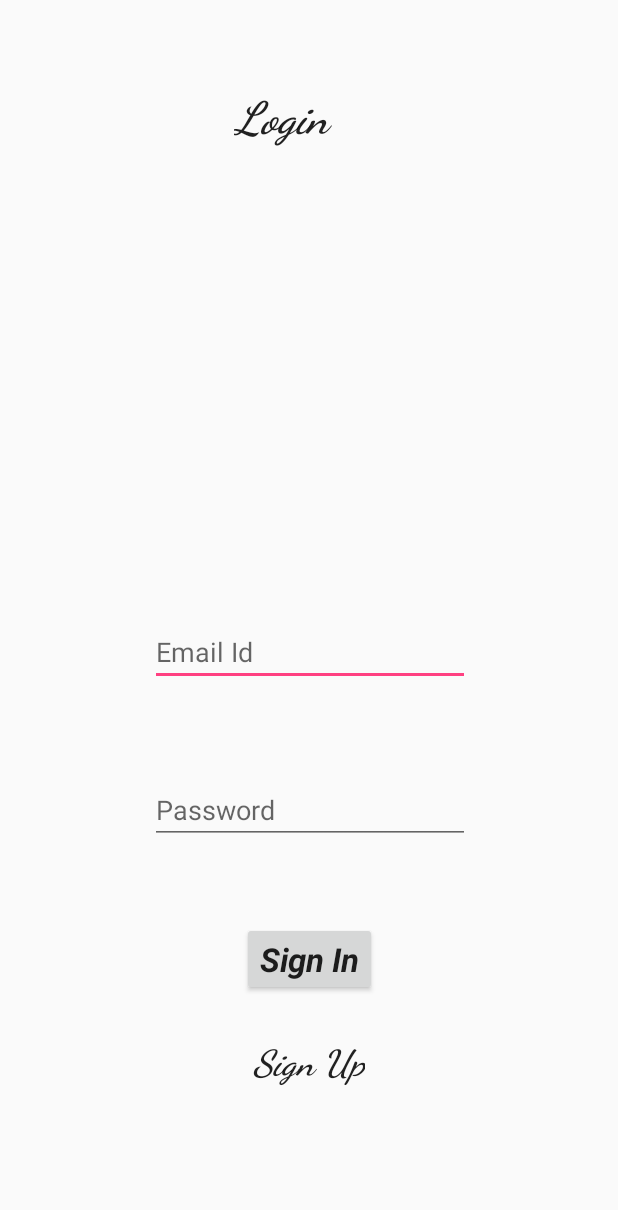
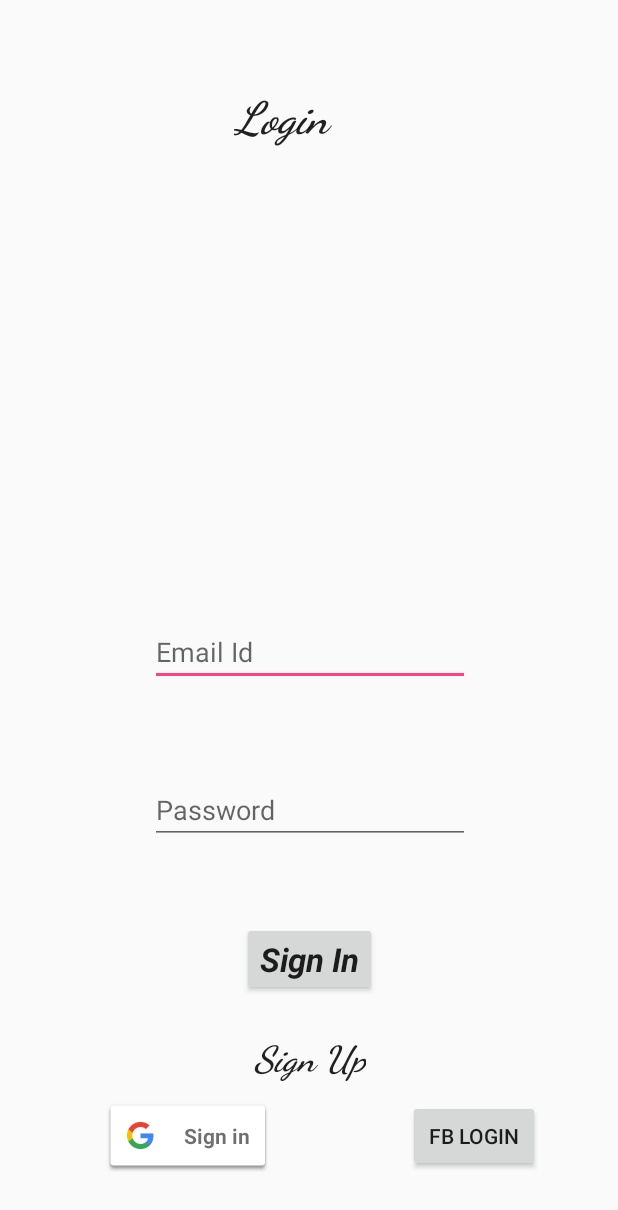
Before and after one commit to AashishThota/CS5551_4MUSKETEERS_PROJECT, an Android app: the screen it shows after launch (Login), on a phone screen of 412 x 824 dp. Shown: the top 1210 px of the screen. Run offline under Robolectric (Android 15) with nearby library versions, the light colour scheme and no system bars.

Commit message:
added google auth

```diff
--- a/ASEProject/app/build.gradle
+++ b/ASEProject/app/build.gradle
@@ -27,5 +27,6 @@ dependencies {
     androidTestImplementation 'com.android.support.test.espresso:espresso-core:3.0.2'
     implementation 'com.google.firebase:firebase-core:16.0.1'
     compile 'com.google.firebase:firebase-auth:16.0.3'
+    compile 'com.google.android.gms:play-services-auth:15.0.1'
 }
 apply plugin: 'com.google.gms.google-services'
--- a/ASEProject/app/src/main/AndroidManifest.xml
+++ b/ASEProject/app/src/main/AndroidManifest.xml
@@ -19,7 +19,6 @@
         </activity>
         <activity android:name=".Login" />
         <activity android:name=".Register"></activity>
-        <activity android:name=".Home"></activity>
     </application>
 
 </manifest>
--- a/ASEProject/app/src/main/java/com/example/thota/aseproject/Login.java
+++ b/ASEProject/app/src/main/java/com/example/thota/aseproject/Login.java
@@ -1,17 +1,43 @@
 package com.example.thota.aseproject;
 
 import android.content.Intent;
+import android.support.annotation.NonNull;
+import android.support.annotation.Nullable;
 import android.support.v7.app.AppCompatActivity;
 import android.os.Bundle;
+import android.util.Log;
 import android.view.View;
+import android.widget.Button;
 import android.widget.TextView;
+import android.widget.Toast;
 
-public class Login extends AppCompatActivity {
-TextView signup1;
+import com.google.android.gms.auth.api.signin.GoogleSignIn;
+import com.google.android.gms.auth.api.signin.GoogleSignInAccount;
+import com.google.android.gms.auth.api.signin.GoogleSignInClient;
+import com.google.android.gms.auth.api.signin.GoogleSignInOptions;
+import com.google.android.gms.common.ConnectionResult;
+import com.google.android.gms.common.api.ApiException;
+import com.google.android.gms.common.api.GoogleApi;
+import com.google.android.gms.common.api.GoogleApiClient;
+import com.google.android.gms.tasks.Task;
+
+public class Login extends AppCompatActivity implements View.OnClickListener, GoogleApiClient.OnConnectionFailedListener  {
+    private static final int RC_SIGN_IN =9001 ;
+    TextView signup1;
+
+    GoogleSignInOptions gso;
+    GoogleSignInClient mGoogleSignInClient;
+    GoogleSignInOptions mGoogleSignInOptions;
     @Override
     protected void onCreate(Bundle savedInstanceState) {
         super.onCreate(savedInstanceState);
         setContentView(R.layout.activity_login);
+        findViewById(R.id.sign_in_button).setOnClickListener(this);;
+        gso = new GoogleSignInOptions.Builder(GoogleSignInOptions.DEFAULT_SIGN_IN)
+                .requestEmail()
+                .build();
+        mGoogleSignInClient= GoogleSignIn.getClient(this,gso);
+
         signup1= (TextView)findViewById(R.id.signuplink);
         signup1.setOnClickListener(new View.OnClickListener() {
             @Override
@@ -21,4 +47,44 @@ TextView signup1;
             }
         });
     }
+    private void signIn() {
+        Intent signInIntent = mGoogleSignInClient.getSignInIntent();
+        startActivityForResult(signInIntent, RC_SIGN_IN);
+    }
+
+    @Override
+    protected void onActivityResult(int requestCode, int resultCode, @Nullable Intent data) {
+        if(requestCode==RC_SIGN_IN){
+            Task<GoogleSignInAccount> task = GoogleSignIn.getSignedInAccountFromIntent(data);
+            handleSignInResult(task);
+        }
+    }
+
+    private void handleSignInResult(Task<GoogleSignInAccount> completedTask) {
+        try {
+            GoogleSignInAccount account = completedTask.getResult(ApiException.class);
+            Toast.makeText(this,account.getDisplayName(),Toast.LENGTH_SHORT).show();
+            // Signed in successfully, show authenticated UI.
+
+        } catch (ApiException e) {
+            // The ApiException status code indicates the detailed failure reason.
+            // Please refer to the GoogleSignInStatusCodes class reference for more information.
+            Log.w("google", "signInResult:failed code=" + e.getStatusCode());
+
+        }
+    }
+
+    @Override
+    public void onClick(View v) {
+        switch (v.getId()) {
+            case R.id.sign_in_button:
+                signIn();
+                break;
+    }
 }
+
+    @Override
+    public void onConnectionFailed(@NonNull ConnectionResult connectionResult) {
+
+    }
+}
--- a/ASEProject/app/src/main/res/layout/activity_login.xml
+++ b/ASEProject/app/src/main/res/layout/activity_login.xml
@@ -6,6 +6,22 @@
     android:layout_height="match_parent"
     tools:context=".Login">
 
+    <com.google.android.gms.common.SignInButton
+        android:id="@+id/sign_in_button"
+        android:layout_width="wrap_content"
+        android:layout_height="wrap_content"
+        android:layout_marginBottom="8dp"
+        android:layout_marginEnd="8dp"
+        android:layout_marginLeft="8dp"
+        android:layout_marginRight="8dp"
+        android:layout_marginStart="8dp"
+        android:layout_marginTop="8dp"
+        app:layout_constraintBottom_toBottomOf="parent"
+        app:layout_constraintEnd_toStartOf="@+id/fbbtn"
+        app:layout_constraintHorizontal_bias="0.427"
+        app:layout_constraintStart_toStartOf="parent"
+        app:layout_constraintTop_toTopOf="parent"
+        app:layout_constraintVertical_bias="0.954" />
     <Button
         android:id="@+id/signinbtn"
         android:layout_width="wrap_content"
@@ -76,7 +92,22 @@
         app:fontFamily="cursive"
         app:layout_constraintBottom_toBottomOf="parent"
         app:layout_constraintEnd_toEndOf="parent"
+        app:layout_constraintHorizontal_bias="0.501"
         app:layout_constraintStart_toStartOf="parent"
         app:layout_constraintTop_toBottomOf="@+id/signinbtn"
-        app:layout_constraintVertical_bias="0.187" />
+        app:layout_constraintVertical_bias="0.165" />
+
+    <Button
+        android:id="@+id/fbbtn"
+        android:layout_width="wrap_content"
+        android:layout_height="wrap_content"
+        android:layout_marginBottom="8dp"
+        android:layout_marginEnd="52dp"
+        android:layout_marginRight="52dp"
+        android:layout_marginTop="8dp"
+        android:text="FB Login"
+        app:layout_constraintBottom_toBottomOf="parent"
+        app:layout_constraintEnd_toEndOf="parent"
+        app:layout_constraintTop_toTopOf="parent"
+        app:layout_constraintVertical_bias="0.954" />
 </android.support.constraint.ConstraintLayout>
--- a/ASEProject/app/src/main/res/layout/activity_register.xml
+++ b/ASEProject/app/src/main/res/layout/activity_register.xml
@@ -132,7 +132,7 @@
         android:layout_marginRight="8dp"
         android:layout_marginStart="8dp"
         android:layout_marginTop="8dp"
-        android:background="@drawable/homedesign"
+        android:background="@drawable/reg_btn_style"
         android:text="Button"
         app:layout_constraintBottom_toBottomOf="parent"
         app:layout_constraintEnd_toStartOf="@+id/button3"
```
Also changed, not shown: 1 other file.
